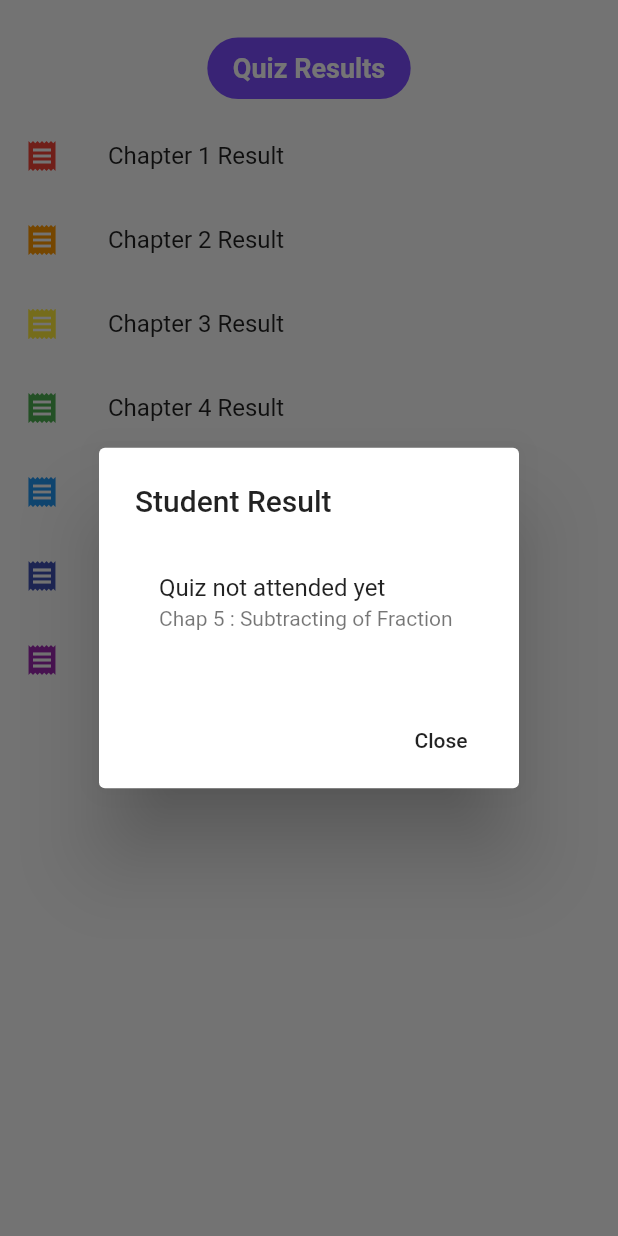
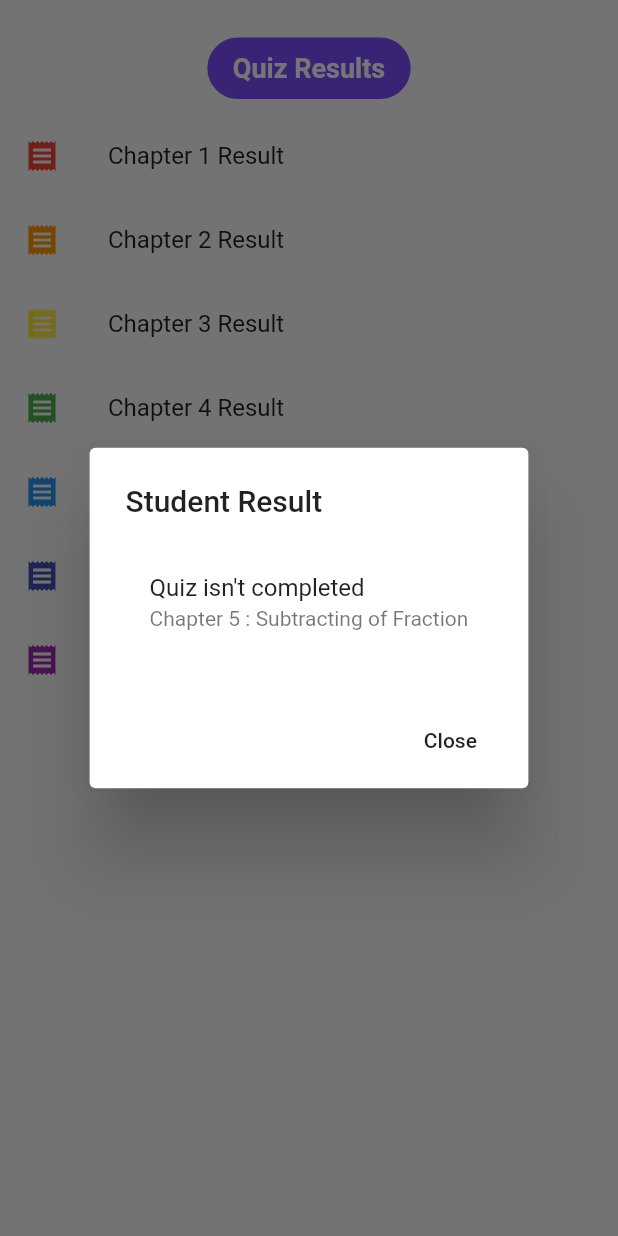
Before and after one commit to Shaunmak1214/Fractastic, a Flutter app: the QuizResult screen opened directly, after a tap on "Chapter 5 Result", on a phone screen of 412 x 824 dp. Run offline on Flutter 3.47's test engine with Material 2 defaults, Android fonts, the phone set to English and light mode, and no system bars; our stand-ins replace bottom_navy_bar, cached_network_image, cloud_firestore, firebase_auth, firebase_storage, fluttertoast and 6 more; accounts and stored records are empty.

Commit message:
quiz result bug

```diff
--- a/lib/model/User.dart
+++ b/lib/model/User.dart
@@ -18,6 +18,9 @@ class User {
   String password = '';
   String classCode = '';
   int quizCount = 0;
+  int result;
+  int result2;
+  int result3;
 
   User({
     this.email,
@@ -33,6 +36,9 @@ class User {
     this.password,
     this.classCode,
     this.quizCount,
+    this.result,
+    this.result2,
+    this.result3,
   });
 
   get uid => this.userID;
@@ -57,7 +63,10 @@ class User {
         userType: parsedJson['userType'] ?? '',
         password: parsedJson['password'] ?? '',
         classCode: parsedJson['classCode'] ?? '',
-        quizCount: parsedJson['quizCount'] ?? 0);
+        quizCount: parsedJson['quizCount'] ?? 0,
+        result: parsedJson['result'],
+        result2: parsedJson['result2'],
+        result3: parsedJson['result3']);
   }
 
   Map<String, dynamic> toJson() {
@@ -76,6 +85,9 @@ class User {
       'password': this.password,
       'classCode': this.classCode,
       'quizCount': this.quizCount,
+      'result': this.result,
+      'result2': this.result2,
+      'result3': this.result3,
     };
   }
 }
--- a/lib/ui/home/LearningProgress.dart
+++ b/lib/ui/home/LearningProgress.dart
@@ -48,7 +48,7 @@ class LearningProgress extends StatelessWidget {
           SizedBox(height: 50.0),
           Image.asset(
             'assets/images/LearningProg.png',
-            height: 250,
+            height: 200,
             fit: BoxFit.fitHeight,
           ),
         ]),
--- a/lib/ui/home/QuizResult.dart
+++ b/lib/ui/home/QuizResult.dart
@@ -1,4 +1,5 @@
 import 'package:flutter/material.dart';
+import 'package:fractastic/main.dart';
 import '../chapter/chapter1/quiz.dart';
 import '../chapter/chapter2/quiz.dart';
 import '../chapter/chapter3/quiz.dart';
@@ -54,10 +55,12 @@ class _QuizResultState extends State<QuizResult> {
                       builder: (BuildContext context) => new AlertDialog(
                         title: new Text("Student Result"),
                         content: new ListTile(
-                          title: result == null
-                              ? Text('Quiz not attended yet')
-                              : Text("$result  Over 5 Marks"),
-                          subtitle: Text("Chap 1 : Introduction to Fraction"),
+                          title: MyAppState.currentUser.result == null
+                              ? Text('Quiz isn\'t completed')
+                              : Text(
+                                  "${MyAppState.currentUser.result}  Over 5 Marks"),
+                          subtitle:
+                              Text("Chapter 1 : Introduction to Fraction"),
 
                           /// print result list
                         ),
@@ -83,10 +86,11 @@ class _QuizResultState extends State<QuizResult> {
                       builder: (BuildContext context) => new AlertDialog(
                         title: new Text("Student Result"),
                         content: new ListTile(
-                          title: result2 == null
-                              ? Text('Quiz not attended yet')
-                              : Text("$result2  Over 5 Marks"),
-                          subtitle: Text("Chap 2 : Basic of Fraction"),
+                          title: MyAppState.currentUser.result2 == null
+                              ? Text('Quiz isn\'t completed')
+                              : Text(
+                                  "${MyAppState.currentUser.result2}  Over 5 Marks"),
+                          subtitle: Text("Chapter 2 : Basic of Fraction"),
 
                           /// print result list
                         ),
@@ -112,10 +116,11 @@ class _QuizResultState extends State<QuizResult> {
                       builder: (BuildContext context) => new AlertDialog(
                         title: new Text("Student Result"),
                         content: new ListTile(
-                          title: result3 == null
-                              ? Text('Quiz not attended yet')
-                              : Text("$result3  Over 5 Marks"),
-                          subtitle: Text("Chap 3 : Conversion of Fraction"),
+                          title: MyAppState.currentUser.result3 == null
+                              ? Text('Quiz isn\'t completed')
+                              : Text(
+                                  "${MyAppState.currentUser.result3}  Over 5 Marks"),
+                          subtitle: Text("Chapter 3 : Conversion of Fraction"),
 
                           /// print result list
                         ),
@@ -142,9 +147,9 @@ class _QuizResultState extends State<QuizResult> {
                         title: new Text("Student Result"),
                         content: new ListTile(
                           title: result4 == null
-                              ? Text('Quiz not attended yet')
+                              ? Text('Quiz isn\'t completed')
                               : Text("$result4  Over 5 Marks"),
-                          subtitle: Text("Chap 4 : Adding of Fraction"),
+                          subtitle: Text("Chapter 4 : Adding of Fraction"),
 
                           /// print result list
                         ),
@@ -171,9 +176,9 @@ class _QuizResultState extends State<QuizResult> {
                         title: new Text("Student Result"),
                         content: new ListTile(
                           title: result4 == null
-                              ? Text('Quiz not attended yet')
+                              ? Text('Quiz isn\'t completed')
                               : Text("$result4  Over 5 Marks"),
-                          subtitle: Text("Chap 5 : Subtracting of Fraction"),
+                          subtitle: Text("Chapter 5 : Subtracting of Fraction"),
 
                           /// print result list
                         ),
@@ -200,9 +205,9 @@ class _QuizResultState extends State<QuizResult> {
                         title: new Text("Student Result"),
                         content: new ListTile(
                           title: result4 == null
-                              ? Text('Quiz not attended yet')
+                              ? Text('Quiz isn\'t completed')
                               : Text("$result4  Over 5 Marks"),
-                          subtitle: Text("Chap 6 : Multiplying of Fraction"),
+                          subtitle: Text("Chapter 6 : Multiplying of Fraction"),
 
                           /// print result list
                         ),
@@ -229,9 +234,9 @@ class _QuizResultState extends State<QuizResult> {
                         title: new Text("Student Result"),
                         content: new ListTile(
                           title: result4 == null
-                              ? Text('Quiz not attended yet')
+                              ? Text('Quiz isn\'t completed')
                               : Text("$result4  Over 5 Marks"),
-                          subtitle: Text("Chap 7 : Dividing of Fraction"),
+                          subtitle: Text("Chapter 7 : Dividing of Fraction"),
 
                           /// print result list
                         ),
```
Also changed, not shown: lib/ui/chapter/chapter1/quiz.dart (+21 -7 lines), lib/ui/chapter/chapter2/quiz.dart (+21 -7 lines), lib/ui/chapter/chapter3/quiz.dart (+21 -7 lines), lib/ui/home/Chapter1OptionPage.dart (+10 -0 lines), lib/ui/home/Chapter2OptionPage.dart (+9 -0 lines), lib/ui/home/Chapter3OptionPage.dart (+9 -0 lines), 1 other file.
